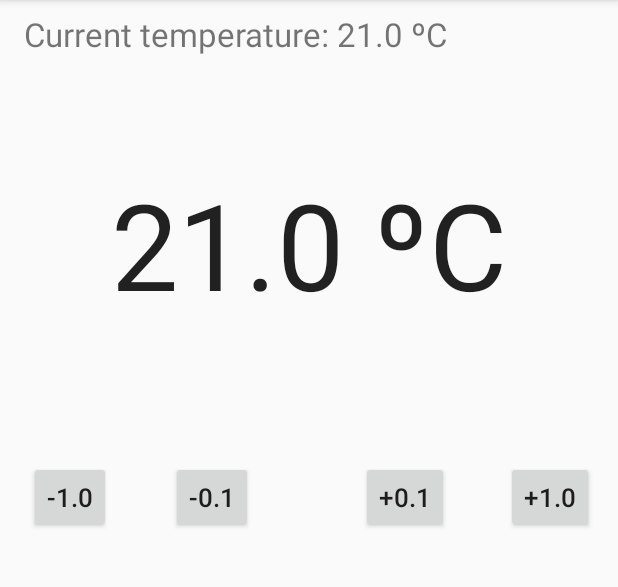
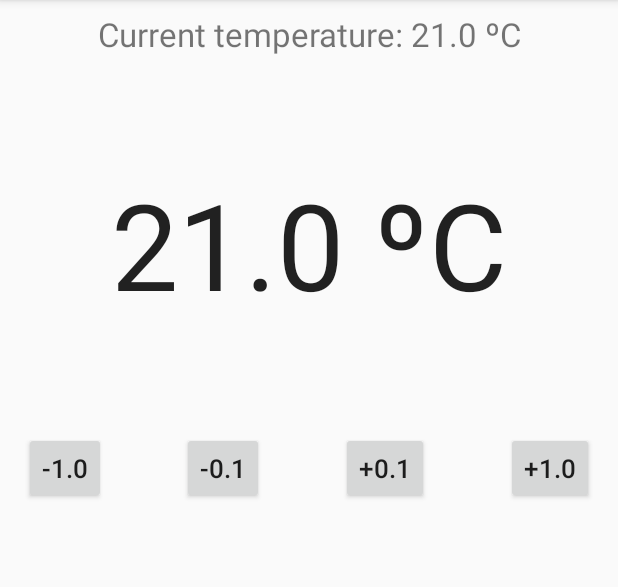
Before and after one commit to AntRolBla/Assignment4HTI, an Android app: the screen it shows after launch (BaseActivity), on a phone screen of 412 x 824 dp, the part 84-671 px from its top. Run offline under Robolectric (Android 15) with nearby library versions, the phone set to English and light mode, and no system bars; our stand-ins replace ButterKnife.

Commit message:
Refactored layout

```diff
--- a/ThermostatApp/app/src/main/res/layout/fragment_main.xml
+++ b/ThermostatApp/app/src/main/res/layout/fragment_main.xml
@@ -1,24 +1,21 @@
 <?xml version="1.0" encoding="utf-8"?>
-<RelativeLayout xmlns:android="http://schemas.android.com/apk/res/android"
-    xmlns:app="http://schemas.android.com/apk/res-auto"
+<LinearLayout xmlns:android="http://schemas.android.com/apk/res/android"
     android:layout_width="match_parent"
     android:layout_height="match_parent"
     android:paddingBottom="@dimen/activity_vertical_margin"
     android:paddingLeft="@dimen/activity_horizontal_margin"
     android:paddingRight="@dimen/activity_horizontal_margin"
     android:paddingTop="@dimen/activity_vertical_margin"
-    app:layout_behavior="@string/appbar_scrolling_view_behavior">
+    android:orientation="vertical">
 
     <TextView
         android:layout_width="match_parent"
         android:layout_height="wrap_content"
         android:text="New Text"
         android:id="@+id/fragment_main_info_textview"
-        android:textSize="22sp"
-        android:layout_alignParentTop="true"
-        android:layout_centerHorizontal="true"
-        android:layout_alignParentEnd="true"
-        android:layout_alignParentStart="true" />
+        android:layout_gravity="center"
+        android:gravity="center"
+        android:textSize="22sp" />
 
     <TextView
         android:layout_width="wrap_content"
@@ -27,10 +24,14 @@
         android:text="20.1ºC"
         android:id="@+id/fragment_main_temperature_textview"
         android:textSize="80sp"
-        android:layout_below="@+id/fragment_main_info_textview"
-        android:layout_centerHorizontal="true"
-        android:layout_marginTop="72dp" />
+        android:layout_gravity="center"
+        android:layout_marginTop="72dp"
+        android:layout_marginBottom="72dp"/>
 
+    <LinearLayout
+        android:layout_width="match_parent"
+        android:layout_height="wrap_content"
+        android:orientation="horizontal">
         <Button
             style="?android:attr/buttonStyleSmall"
             android:layout_width="wrap_content"
@@ -38,10 +39,12 @@
             android:text="@string/fragment_main_minus1_label"
             android:id="@+id/fragment_main_minus1_button"
             android:clickable="true"
-        android:enabled="true"
-        android:textSize="17sp"
-        android:layout_alignTop="@+id/fragment_main_minus01_button"
-        android:layout_toStartOf="@+id/fragment_main_minus01_button" />
+            android:textSize="17sp"/>
+
+        <Space
+            android:layout_width="0dp"
+            android:layout_height="match_parent"
+            android:layout_weight="1"/>
 
         <Button
             style="?android:attr/buttonStyleSmall"
@@ -49,11 +52,12 @@
             android:layout_height="wrap_content"
             android:text="@string/fragment_main_minus01_label"
             android:id="@+id/fragment_main_minus01_button"
-        android:layout_marginTop="91dp"
-        android:layout_marginStart="40dp"
-        android:textSize="17sp"
-        android:layout_below="@+id/fragment_main_temperature_textview"
-        android:layout_alignStart="@+id/fragment_main_temperature_textview" />
+            android:textSize="17sp"/>
+
+        <Space
+            android:layout_width="0dp"
+            android:layout_height="match_parent"
+            android:layout_weight="1"/>
 
         <Button
             style="?android:attr/buttonStyleSmall"
@@ -61,10 +65,12 @@
             android:layout_height="wrap_content"
             android:text="@string/fragment_main_plus01_label"
             android:id="@+id/fragment_main_plus01_button"
-        android:textSize="17sp"
-        android:layout_alignTop="@+id/fragment_main_minus01_button"
-        android:layout_toStartOf="@+id/fragment_main_plus1_button"
-        android:layout_marginEnd="38dp" />
+            android:textSize="17sp"/>
+
+        <Space
+            android:layout_width="0dp"
+            android:layout_height="match_parent"
+            android:layout_weight="1"/>
 
         <Button
             style="?android:attr/buttonStyleSmall"
@@ -72,7 +78,8 @@
             android:layout_height="wrap_content"
             android:text="@string/fragment_main_plus1_label"
             android:id="@+id/fragment_main_plus1_button"
-        android:textSize="17sp"
-        android:layout_alignTop="@+id/fragment_main_plus01_button"
-        android:layout_alignEnd="@+id/fragment_main_info_textview" />
-</RelativeLayout>
+            android:textSize="17sp"/>
+    </LinearLayout>
+
+
+</LinearLayout>
```
Lines whose indentation alone changed are shown as unchanged.
